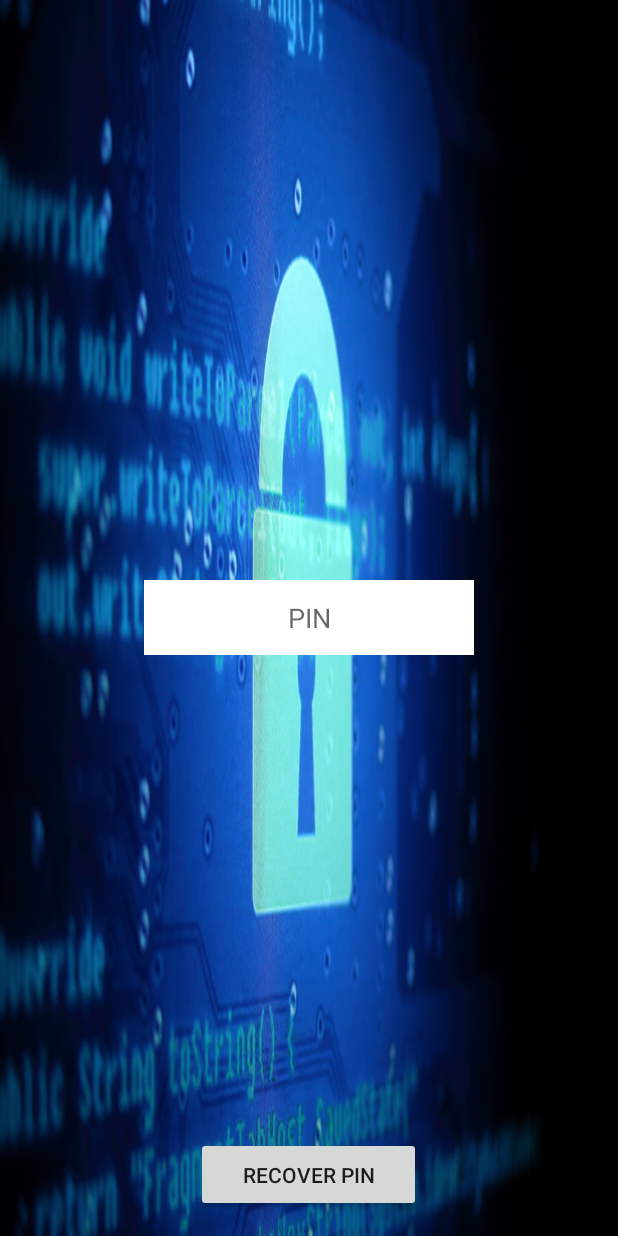
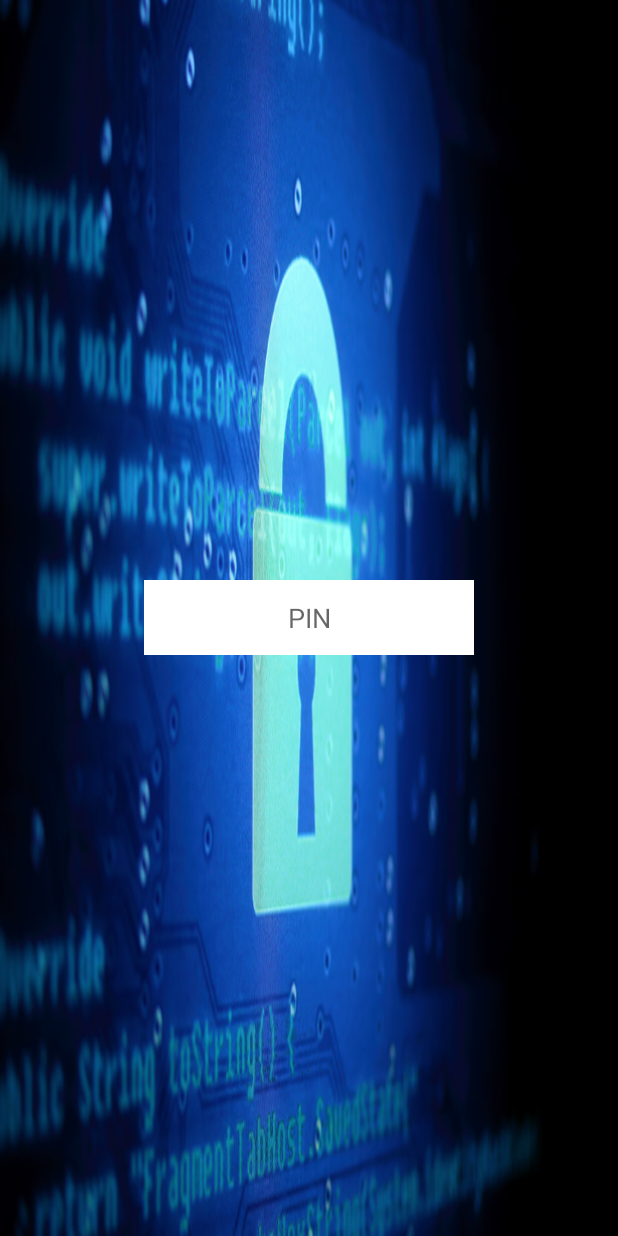
Before and after one commit to kvm/AndroidApps, an Android app: the UnLockPage screen opened directly, with no data from a screen before it, on a phone screen of 412 x 824 dp. Run offline under Robolectric (Android 15) with nearby library versions, the phone set to English and light mode, and no system bars.

Commit message:
Removing recover pin button

```diff
--- a/private/FixedDepositor/FixedDepositor/app/src/main/res/layout/content_un_lock_page.xml
+++ b/private/FixedDepositor/FixedDepositor/app/src/main/res/layout/content_un_lock_page.xml
@@ -22,7 +22,7 @@
         android:layout_centerInParent="true"
         android:layout_centerHorizontal="true"/>
 
-    <Button
+    <!--<Button
         android:id="@+id/PinRecoveryButton"
         android:layout_width="150dp"
         android:layout_height="50dp"
@@ -30,5 +30,5 @@
         android:textAlignment="gravity"
         android:gravity="center"
         android:layout_alignParentBottom="true"
-        android:layout_centerHorizontal="true" />
+        android:layout_centerHorizontal="true" />-->
 </RelativeLayout>
```
